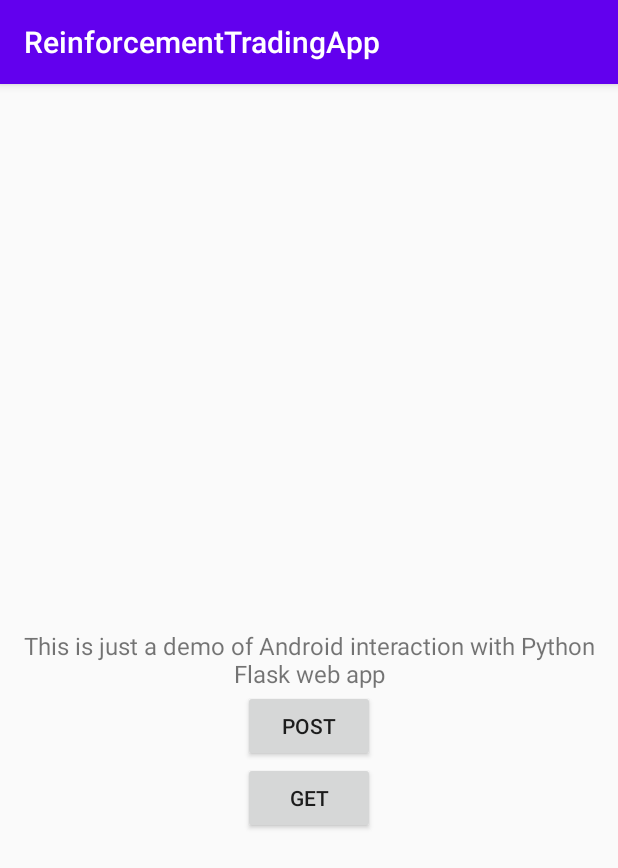
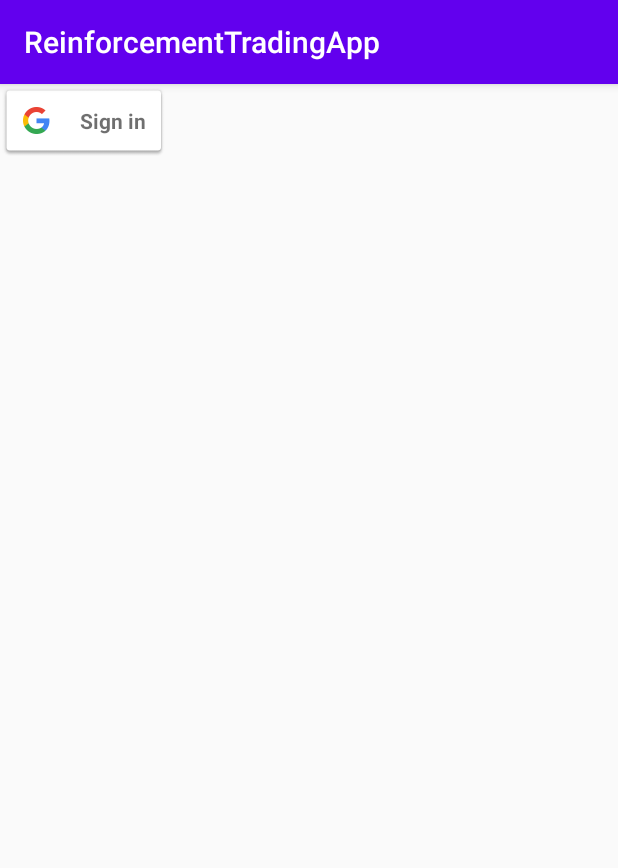
Before and after one commit to jems2019/ReinforcementBasedTradingPlatform, an Android app: the screen it shows after launch (MainActivity before the commit, SignInActivity after it), on a phone screen of 412 x 824 dp. Shown: the top 868 px of the screen. Run offline under Robolectric (Android 15) with nearby library versions, the phone set to English and light mode, and no system bars; our stand-ins replace Firebase (no records; nobody signed in at launch, a user with empty details on screens opened directly).

Commit message:
Android Sign In view added with google

```diff
--- a/ReinforcementTradingApp/app/src/main/AndroidManifest.xml
+++ b/ReinforcementTradingApp/app/src/main/AndroidManifest.xml
@@ -12,13 +12,15 @@
         android:supportsRtl="true"
         android:theme="@style/AppTheme"
         android:usesCleartextTraffic="true">
-        <activity android:name="MainActivity">
+        <activity android:name=".SignInActivity">
             <intent-filter>
                 <action android:name="android.intent.action.MAIN" />
 
                 <category android:name="android.intent.category.LAUNCHER" />
             </intent-filter>
         </activity>
+        <activity android:name=".MainActivity">
+        </activity>
     </application>
 
 
--- /dev/null
+++ b/ReinforcementTradingApp/app/src/main/java/SignInActivity.kt
@@ -0,0 +1,101 @@
+package com.example.reinforcementtradingapp
+
+import android.content.Intent
+import android.os.Bundle
+import android.util.Log
+import androidx.appcompat.app.AppCompatActivity
+import com.google.android.gms.auth.api.signin.GoogleSignIn
+import com.google.android.gms.auth.api.signin.GoogleSignIn.*
+import com.google.android.gms.auth.api.signin.GoogleSignInAccount
+import com.google.android.gms.auth.api.signin.GoogleSignInClient
+import com.google.android.gms.auth.api.signin.GoogleSignInOptions
+import com.google.android.gms.common.SignInButton
+import com.google.android.gms.common.api.ApiException
+import com.google.android.material.snackbar.Snackbar
+import com.google.firebase.auth.FirebaseAuth
+import com.google.firebase.auth.GoogleAuthProvider
+import kotlinx.android.synthetic.main.sign_in_layout.*
+
+class SignInActivity : AppCompatActivity() {
+
+    private lateinit var googleSignInClient: GoogleSignInClient
+    private lateinit var auth: FirebaseAuth
+
+    override fun onCreate(savedInstanceState: Bundle?) {
+        super.onCreate(savedInstanceState)
+        setContentView(R.layout.sign_in_layout)
+
+        //Set up Sign In button Behavior
+        sign_in_button.setSize(SignInButton.SIZE_STANDARD)
+        sign_in_button.setOnClickListener {
+            signIn()
+        }
+
+        // Configure Google Sign In
+        val gso = GoogleSignInOptions.Builder(GoogleSignInOptions.DEFAULT_SIGN_IN)
+            .requestIdToken(getString(R.string.default_web_client_id))
+            .requestEmail()
+            .build()
+
+        googleSignInClient = getClient(this, gso)
+
+        // Initialize Firebase Auth
+        auth = FirebaseAuth.getInstance()
+    }
+
+    override fun onStart() {
+        super.onStart()
+        //Update UI based on if user is logged in
+        val currentUser = auth.currentUser
+
+    }
+
+    private fun signIn() {
+        val signInIntent = googleSignInClient.signInIntent
+        startActivityForResult(signInIntent, RC_SIGN_IN)
+    }
+
+    public override fun onActivityResult(requestCode: Int, resultCode: Int, data: Intent?) {
+        super.onActivityResult(requestCode, resultCode, data)
+
+        // Result returned from launching the Intent from GoogleSignInApi.getSignInIntent(...);
+        if (requestCode == RC_SIGN_IN) {
+            val task = getSignedInAccountFromIntent(data)
+            try {
+                // Google Sign In was successful, authenticate with Firebase
+                val account = task.getResult(ApiException::class.java)
+                firebaseAuthWithGoogle(account!!)
+            } catch (e: ApiException) {
+                // Google Sign In failed, update UI appropriately
+                Log.w(TAG, "Google sign in failed", e)
+            }
+        }
+    }
+
+    private fun firebaseAuthWithGoogle(acct: GoogleSignInAccount) {
+        Log.d(TAG, "firebaseAuthWithGoogle:" + acct.id!!)
+
+        val credential = GoogleAuthProvider.getCredential(acct.idToken, null)
+        auth.signInWithCredential(credential)
+            .addOnCompleteListener(this) { task ->
+                if (task.isSuccessful) {
+                    // Sign in success, update UI with the signed-in user's information
+                    Log.d(TAG, "signInWithCredential:success")
+                    val user = auth.currentUser
+                    finish()
+                    startActivity(Intent(this, MainActivity::class.java))
+                } else {
+                    // If sign in fails, display a message to the user.
+                    Log.w(TAG, "signInWithCredential:failure", task.exception)
+                    Snackbar.make(findViewById(R.id.sign_in), "Authentication Failed.", Snackbar.LENGTH_SHORT).show()
+                }
+
+            }
+    }
+
+
+    companion object {
+        private const val TAG = "SignInActivity"
+        private const val RC_SIGN_IN = 9001
+    }
+}
--- a/ReinforcementTradingApp/app/src/main/java/com/example/reinforcementtradingapp/retrofit/APIKindaStuff.kt
+++ b/ReinforcementTradingApp/app/src/main/java/com/example/reinforcementtradingapp/retrofit/ReinforcementTradingAPI.kt
@@ -10,7 +10,7 @@ import retrofit2.http.*
 
 
 
-class APIKindaStuff {
+class ReinforcementTradingAPI {
 
     interface APIService {
         @GET("/users/{user}")
--- /dev/null
+++ b/ReinforcementTradingApp/app/src/main/res/layout/sign_in_layout.xml
@@ -0,0 +1,13 @@
+<?xml version="1.0" encoding="utf-8"?>
+<LinearLayout
+    xmlns:android="http://schemas.android.com/apk/res/android" android:layout_width="match_parent"
+    android:layout_height="match_parent"
+    android:id="@+id/sign_in"
+    android:orientation="vertical">
+
+    <com.google.android.gms.common.SignInButton
+        android:id="@+id/sign_in_button"
+        android:layout_width="wrap_content"
+        android:layout_height="wrap_content"
+        android:layout_gravity="center_vertical"/>
+</LinearLayout>
--- a/ReinforcementTradingApp/app/src/main/res/values/strings.xml
+++ b/ReinforcementTradingApp/app/src/main/res/values/strings.xml
@@ -1,3 +1,4 @@
 <resources>
     <string name="app_name">ReinforcementTradingApp</string>
+    <string name="sign_in_text">Sign In</string>
 </resources>
--- a/ReinforcementTradingApp/build.gradle
+++ b/ReinforcementTradingApp/build.gradle
@@ -13,6 +13,7 @@ buildscript {
 
         // NOTE: Do not place your application dependencies here; they belong
         // in the individual module build.gradle files
+        classpath 'com.google.gms:google-services:4.3.3'
     }
 }
 
--- a/ReinforcementTradingApp/gradle.properties
+++ b/ReinforcementTradingApp/gradle.properties
@@ -13,3 +13,5 @@ org.gradle.jvmargs=-Xmx1536m
 # org.gradle.parallel=true
 # Kotlin code style for this project: "official" or "obsolete":
 kotlin.code.style=official
+android.useAndroidX=true
+android.enableJetifier=true
```
Also changed, not shown: ReinforcementTradingApp/app/build.gradle (+7 -1 lines), ReinforcementTradingApp/app/src/main/java/MainActivity.kt (+4 -5 lines), 1 other file.
